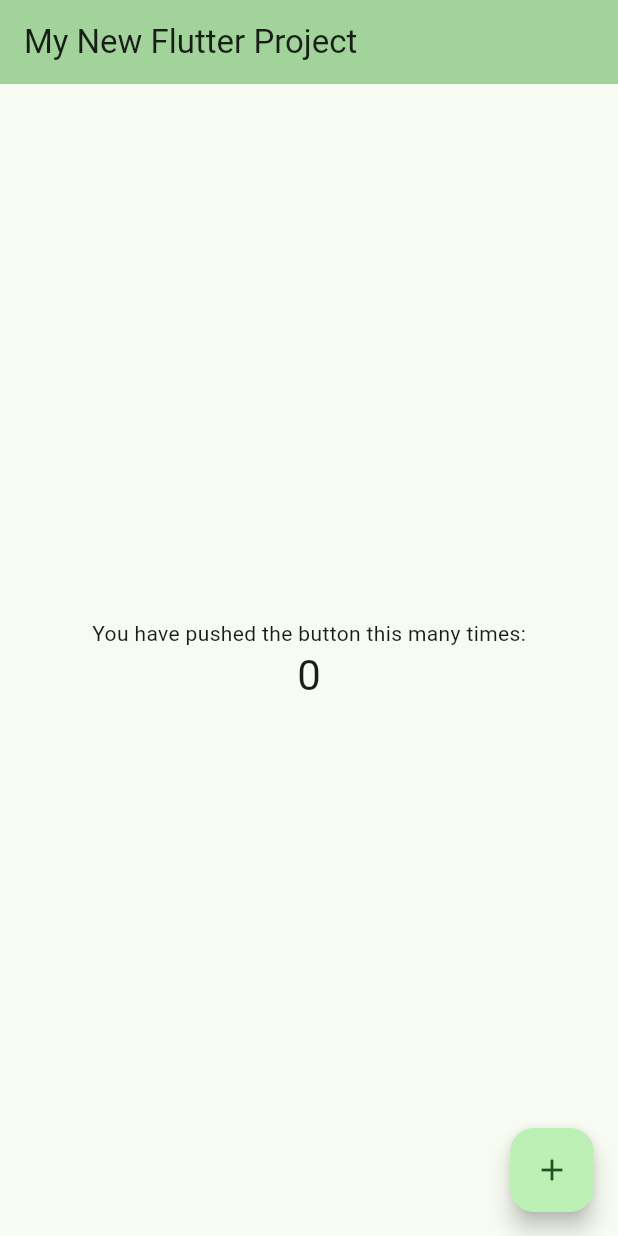
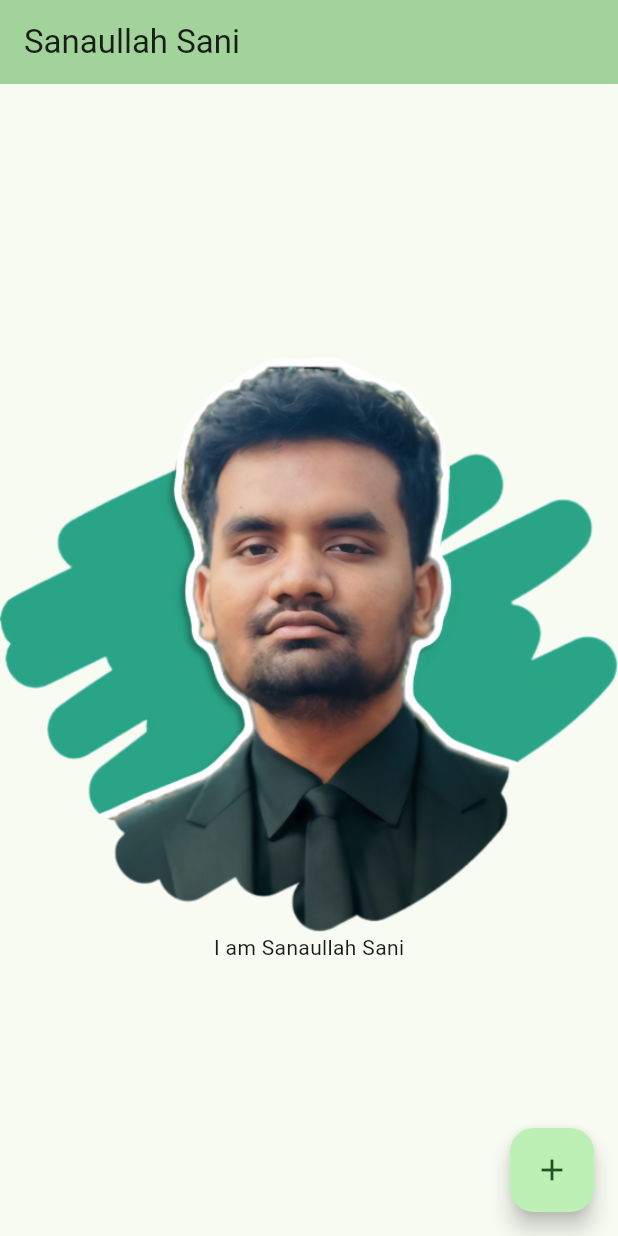
Before and after one commit to ssani7/flutter-demo, a Flutter app: the screen it shows after launch, on a phone screen of 412 x 824 dp. Run offline on Flutter 3.47's test engine with Material 3 defaults, Android fonts, the phone set to English and light mode, and no system bars.

Commit message:
added image

```diff
--- a/lib/main.dart
+++ b/lib/main.dart
@@ -15,7 +15,7 @@ class MyApp extends StatelessWidget {
       theme: ThemeData(
         colorScheme: ColorScheme.fromSeed(seedColor: Colors.green),
       ),
-      home: const MyHomePage(title: 'My New Flutter Project'),
+      home: const MyHomePage(title: 'Sanaullah Sani'),
     );
   }
 }
@@ -89,11 +89,8 @@ class _MyHomePageState extends State<MyHomePage> {
           // wireframe for each widget.
           mainAxisAlignment: MainAxisAlignment.center,
           children: <Widget>[
-            const Text('You have pushed the button this many times:'),
-            Text(
-              '$_counter',
-              style: Theme.of(context).textTheme.headlineMedium,
-            ),
+            Image.asset('assets/images/sani-photo.png'),
+            const Text('I am Sanaullah Sani'),
           ],
         ),
       ),
--- a/pubspec.yaml
+++ b/pubspec.yaml
@@ -58,9 +58,8 @@ flutter:
   uses-material-design: true
 
   # To add assets to your application, add an assets section, like this:
-  # assets:
-  #   - images/a_dot_burr.jpeg
-  #   - images/a_dot_ham.jpeg
+  assets:
+    - assets/images/sani-photo.png
 
   # An image asset can refer to one or more resolution-specific "variants", see
   # https://flutter.dev/to/resolution-aware-images
```
Also changed, not shown: assets/images/sani-photo.png (added).
